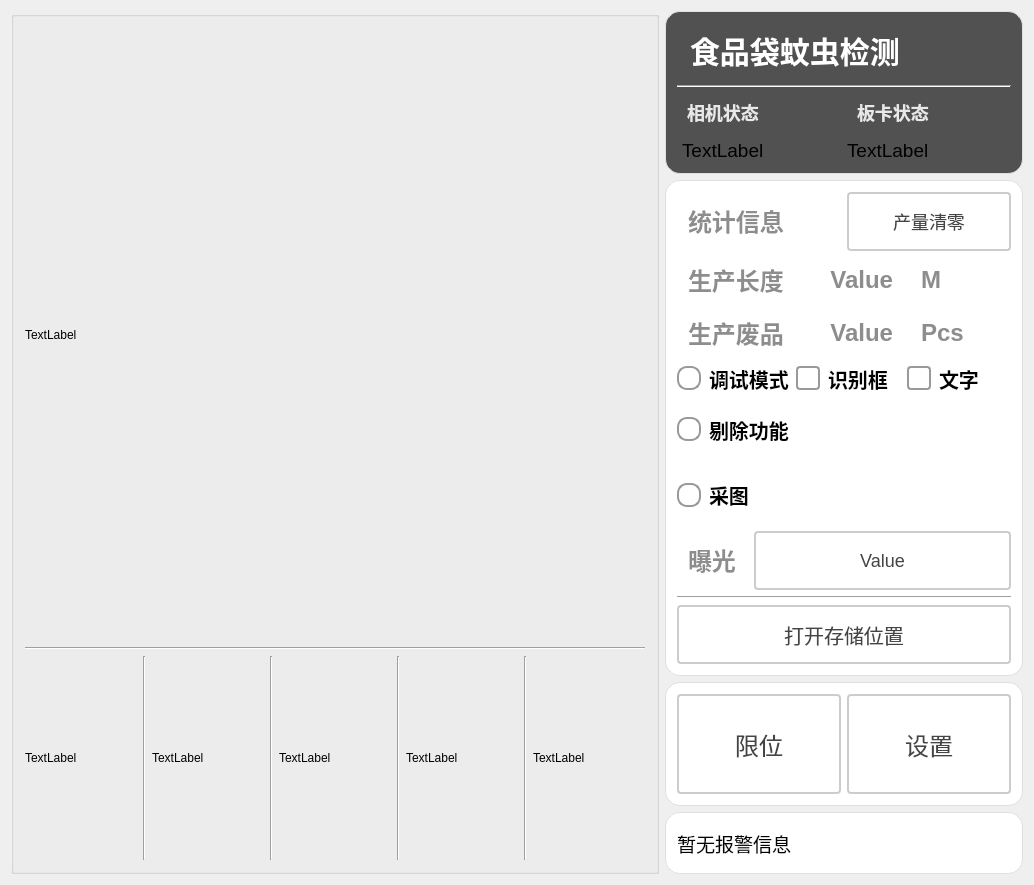
This is MosquitoDetectionOfFoodBags/ui/MDOFoodBags.ui in WIND-ROAD-RUN/MosquitoDetectionOfFoodBags as Qt 5 draws it before an edit. The edited form follows.
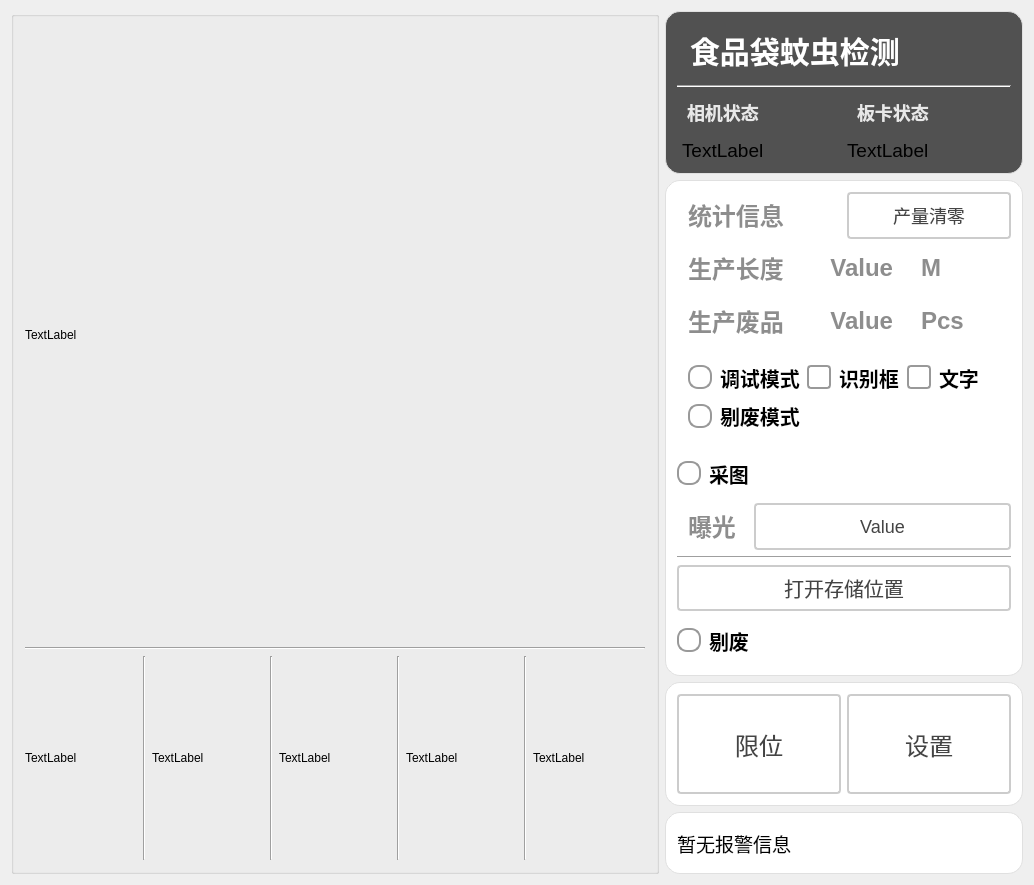
This is the edited form. Icons and pictures are not drawn.

Commit message: 将剔废开关移植到主窗体，并隐藏调试模式与剔废模式

```diff
--- a/MosquitoDetectionOfFoodBags/ui/MDOFoodBags.ui
+++ b/MosquitoDetectionOfFoodBags/ui/MDOFoodBags.ui
@@ -385,9 +385,9 @@
           <property name="title">
            <string/>
           </property>
-          <layout class="QGridLayout" name="gridLayout_3">
+          <layout class="QGridLayout" name="gridLayout_4">
            <item row="0" column="0">
-            <layout class="QVBoxLayout" name="verticalLayout" stretch="1,0,0,1,1,1,1,1,1">
+            <layout class="QVBoxLayout" name="verticalLayout_4" stretch="1,1,1,2,1,1,1,1,1">
              <item>
               <layout class="QHBoxLayout" name="hLayout_info" stretch="1,1">
                <item>
@@ -567,6 +567,11 @@
               </layout>
              </item>
              <item>
+              <widget class="QWidget" name="wgt_runMode" native="true">
+               <layout class="QGridLayout" name="gridLayout_3">
+                <item row="0" column="0">
+                 <layout class="QVBoxLayout" name="verticalLayout" stretch="1,1">
+                  <item>
               <layout class="QHBoxLayout" name="horizontalLayout_4" stretch="1,1,1">
                <item>
                 <widget class="QRadioButton" name="rbtn_debug">
@@ -836,11 +841,16 @@
 }</string>
                  </property>
                  <property name="text">
-                  <string>剔除功能</string>
+                       <string>剔废模式</string>
                  </property>
                 </widget>
                </item>
               </layout>
+                  </item>
+                 </layout>
+                </item>
+               </layout>
+              </widget>
              </item>
              <item>
               <widget class="QRadioButton" name="rbtn_takePicture">
@@ -1012,6 +1022,80 @@
                </property>
               </widget>
              </item>
+             <item>
+              <widget class="QRadioButton" name="rbtn_istifei">
+               <property name="sizePolicy">
+                <sizepolicy hsizetype="Minimum" vsizetype="Minimum">
+                 <horstretch>0</horstretch>
+                 <verstretch>0</verstretch>
+                </sizepolicy>
+               </property>
+               <property name="styleSheet">
+                <string notr="true">QRadioButton {
+    spacing: 8px;
+    font-size: 20px;
+    color: #333;
+    font-weight: bold;        
+    color:  rgb(0, 0, 0);       
+
+}
+
+/* 未选中状态 */
+QRadioButton::indicator {
+    width: 20px;
+    height: 20px;
+    border-radius: 10px;
+    border: 2px solid #999;
+    background: #ffffff;
+}
+
+/* 悬停效果 */
+QRadioButton::indicator:hover {
+    border: 2px solid #666;
+}
+
+/* 选中状态 */
+QRadioButton::indicator:checked {
+    border: 2px solid #2196F3;
+}
+
+/* 选中时的内圆 */
+QRadioButton::indicator:checked {
+    background-color: qradialgradient(
+        cx:0.5, cy:0.5,
+        radius:0.4,
+        fx:0.5, fy:0.5,
+        stop:0 #2196F3,
+        stop:1 transparent
+    );
+}
+
+/* 禁用状态 */
+QRadioButton::indicator:disabled {
+    border: 2px solid #ccc;
+    background: #eee;
+}
+
+/* 点击动画效果 */
+QRadioButton::indicator:pressed {
+    border: 2px solid #1565C0;
+    background-color: qradialgradient(
+        cx:0.5, cy:0.5,
+        radius:0.5,
+        fx:0.5, fy:0.5,
+        stop:0 #BBDEFB,
+        stop:1 transparent
+    );
+}</string>
+               </property>
+               <property name="text">
+                <string>剔废</string>
+               </property>
+               <property name="autoExclusive">
+                <bool>false</bool>
+               </property>
+              </widget>
+             </item>
             </layout>
            </item>
           </layout>
```
Lines whose indentation alone changed are shown as unchanged. The commit also changes 9 other files.
